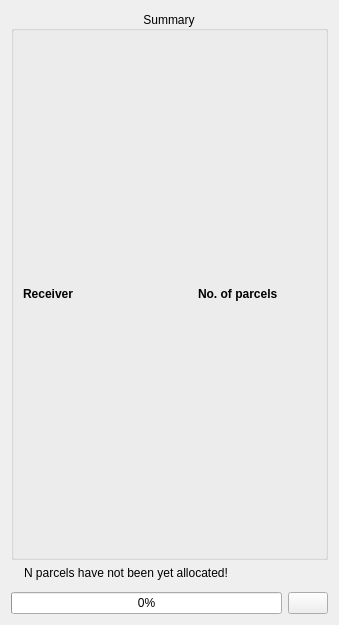
The window that asistente_ladm_col/ui/field_data_capture/base_split_data_for_receivers_panel_widget.ui (SwissTierrasColombia/Asistente-LADM-COL) describes before a commit, drawn with Qt 5.
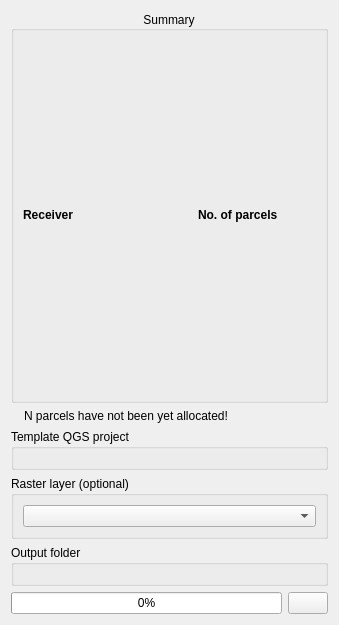
The same window after the commit. Icons and pictures are not drawn. Custom widgets are drawn as their Qt base class.

Commit message: [field-data] Coordinator-surveyor scenario: Allow to select a project template and a raster layer from GUI

What changed in the file:
```diff
--- a/asistente_ladm_col/ui/field_data_capture/base_split_data_for_receivers_panel_widget.ui
+++ b/asistente_ladm_col/ui/field_data_capture/base_split_data_for_receivers_panel_widget.ui
@@ -13,8 +13,44 @@
   <property name="windowTitle">
    <string>Panel Widget Split Data for Receivers</string>
   </property>
-  <layout class="QGridLayout" name="gridLayout">
-   <item row="0" column="0">
+  <layout class="QGridLayout" name="gridLayout_4">
+   <item row="1" column="0" colspan="2">
+    <layout class="QHBoxLayout" name="horizontalLayout">
+     <item>
+      <widget class="QLabel" name="lbl_warning">
+       <property name="maximumSize">
+        <size>
+         <width>32</width>
+         <height>32</height>
+        </size>
+       </property>
+       <property name="text">
+        <string/>
+       </property>
+       <property name="pixmap">
+        <pixmap resource="../../resources.qrc">:/Asistente-LADM-COL/resources/images/warning.svg</pixmap>
+       </property>
+       <property name="scaledContents">
+        <bool>true</bool>
+       </property>
+      </widget>
+     </item>
+     <item>
+      <widget class="QLabel" name="lbl_not_allocated_parcels">
+       <property name="sizePolicy">
+        <sizepolicy hsizetype="Expanding" vsizetype="Preferred">
+         <horstretch>0</horstretch>
+         <verstretch>0</verstretch>
+        </sizepolicy>
+       </property>
+       <property name="text">
+        <string>N parcels have not been yet allocated!</string>
+       </property>
+      </widget>
+     </item>
+    </layout>
+   </item>
+   <item row="0" column="0" colspan="2">
     <widget class="QGroupBox" name="grb_summary">
      <property name="sizePolicy">
       <sizepolicy hsizetype="Preferred" vsizetype="Expanding">
@@ -86,56 +122,60 @@
      </layout>
     </widget>
    </item>
-   <item row="1" column="0">
-    <layout class="QHBoxLayout" name="horizontalLayout">
-     <item>
-      <widget class="QLabel" name="lbl_warning">
-       <property name="maximumSize">
-        <size>
-         <width>32</width>
-         <height>32</height>
-        </size>
-       </property>
-       <property name="text">
-        <string/>
-       </property>
-       <property name="pixmap">
-        <pixmap resource="../../resources.qrc">:/Asistente-LADM-COL/resources/images/warning.svg</pixmap>
-       </property>
-       <property name="scaledContents">
-        <bool>true</bool>
-       </property>
-      </widget>
-     </item>
-     <item>
-      <widget class="QLabel" name="lbl_not_allocated_parcels">
-       <property name="sizePolicy">
-        <sizepolicy hsizetype="Expanding" vsizetype="Preferred">
-         <horstretch>0</horstretch>
-         <verstretch>0</verstretch>
-        </sizepolicy>
-       </property>
-       <property name="text">
-        <string>N parcels have not been yet allocated!</string>
-       </property>
-      </widget>
-     </item>
-    </layout>
+   <item row="2" column="0" rowspan="2" colspan="2">
+    <widget class="QGroupBox" name="grb_template_project">
+     <property name="title">
+      <string>Template QGS project</string>
+     </property>
+     <layout class="QGridLayout" name="gridLayout_3">
+      <item row="0" column="0">
+       <widget class="QgsFileWidget" name="qfw_file_template"/>
+      </item>
+     </layout>
+    </widget>
    </item>
-   <item row="2" column="0">
-    <widget class="QgsFileWidget" name="mQgsFileWidget">
-     <property name="dialogTitle">
-      <string>Select the folder to store data for receivers</string>
+   <item row="5" column="0" colspan="2">
+    <widget class="QGroupBox" name="grb_output_folder">
+     <property name="title">
+      <string>Output folder</string>
      </property>
-     <property name="storageMode">
-      <enum>QgsFileWidget::GetDirectory</enum>
+     <layout class="QGridLayout" name="gridLayout_5">
+      <item row="0" column="0">
+       <widget class="QgsFileWidget" name="mQgsFileWidget">
+        <property name="dialogTitle">
+         <string>Select the folder to store data for receivers</string>
+        </property>
+        <property name="storageMode">
+         <enum>QgsFileWidget::GetDirectory</enum>
+        </property>
+        <property name="options">
+         <set>QFileDialog::ShowDirsOnly</set>
+        </property>
+       </widget>
+      </item>
+     </layout>
+    </widget>
+   </item>
+   <item row="4" column="0" colspan="2">
+    <widget class="QGroupBox" name="grb_raster_layer">
+     <property name="title">
+      <string>Raster layer (optional)</string>
      </property>
-     <property name="options">
-      <set>QFileDialog::ShowDirsOnly</set>
-     </property>
+     <layout class="QGridLayout" name="gridLayout">
+      <item row="0" column="0">
+       <widget class="QgsMapLayerComboBox" name="cbo_raster_layer">
+        <property name="allowEmptyLayer">
+         <bool>true</bool>
+        </property>
+        <property name="showCrs">
+         <bool>true</bool>
+        </property>
+       </widget>
+      </item>
+     </layout>
     </widget>
    </item>
-   <item row="3" column="0">
+   <item row="6" column="0" colspan="2">
     <layout class="QHBoxLayout" name="horizontalLayout_4">
      <item>
       <widget class="QProgressBar" name="prb_export_field_data">
@@ -175,7 +215,12 @@
   <customwidget>
    <class>QgsFileWidget</class>
    <extends>QWidget</extends>
-   <header>qgsfilewidget.h</header>
+   <header>qgis.gui</header>
+  </customwidget>
+  <customwidget>
+   <class>QgsMapLayerComboBox</class>
+   <extends>QComboBox</extends>
+   <header>qgis.gui</header>
   </customwidget>
  </customwidgets>
  <resources>
```
The commit also changes 6 other files.
